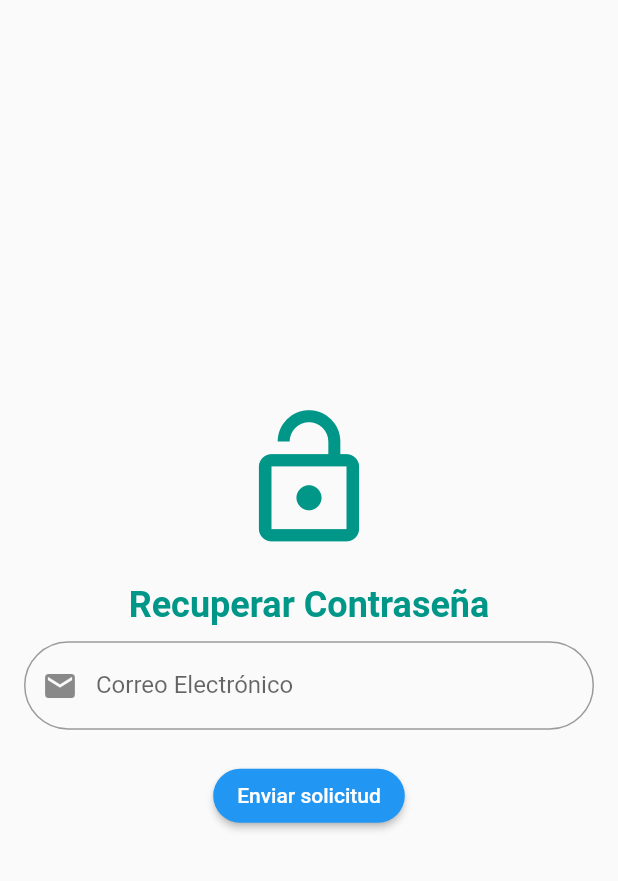
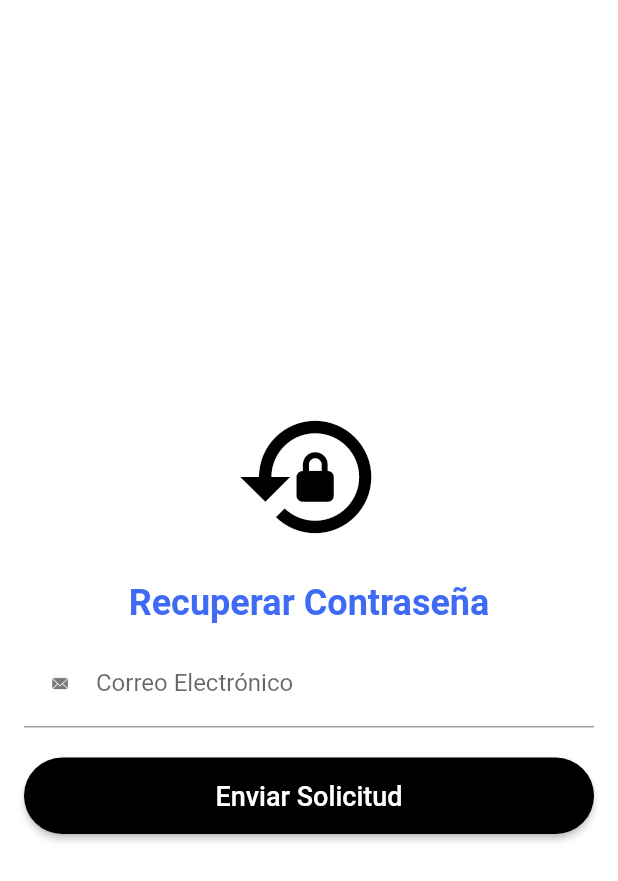
Before and after one commit to ggpachec/PulseraWifiMovil, a Flutter app: the screen it shows after launch, after a tap on "Iniciar Sesión", after a tap on "Iniciar sesión", after a tap on "¿Olvidaste tu contraseña?", on a phone screen of 412 x 824 dp. Shown: the top 881 px of the screen. Run offline on Flutter 3.47's test engine with Material 2 defaults, Android fonts, the phone set to English and light mode, and no system bars; our stand-ins replace flutter_blue_plus, flutter_bluetooth_serial, geolocator, google_maps_flutter, permission_handler.

Commit message:
diseño v2 forgotPassword

```diff
--- a/sensor_app/lib/forgotPassword.dart
+++ b/sensor_app/lib/forgotPassword.dart
@@ -51,7 +51,7 @@ class _ForgotPasswordScreenState extends State<ForgotPasswordScreen> {
   @override
   Widget build(BuildContext context) {
     return Scaffold(
-      //backgroundColor: Colors.white,
+      backgroundColor: Colors.white,
       body: Center(
         child: Padding(
           padding: const EdgeInsets.all(16.0),
@@ -60,34 +60,45 @@ class _ForgotPasswordScreenState extends State<ForgotPasswordScreen> {
             child: Column(
               mainAxisAlignment: MainAxisAlignment.center,
               children: [
-                Icon(Icons.lock_open, size: 100, color: Colors.teal),
+                Icon(Icons.lock_reset, size: 100, color: Colors.black),
                 SizedBox(height: 20),
                 Text(
                   'Recuperar Contraseña',
                   style: TextStyle(
-                      fontSize: 24,
-                      fontWeight: FontWeight.bold,
-                      color: Colors.teal),
+                    fontSize: 24,
+                    fontWeight: FontWeight.bold,
+                    color: Color(0xFF3F6BF4),
+                  ),
                 ),
                 SizedBox(height: 10),
                 TextFormField(
                   controller: _emailController,
                   decoration: InputDecoration(
-                    prefixIcon: Icon(Icons.email),
+                    prefixIcon: Padding(
+                      padding: const EdgeInsets.all(12.0),
+                      child: Image.asset('lib/assets/images/02.png',
+                          width: 24, height: 24),
+                    ),
                     labelText: 'Correo Electrónico',
-                    border: OutlineInputBorder(
-                        borderRadius: BorderRadius.circular(30)),
+                    border: UnderlineInputBorder(),
                   ),
                   validator: _validateEmail,
                 ),
                 SizedBox(height: 20),
-                ElevatedButton(
-                  onPressed: _resetPassword,
-                  child: Text('Enviar solicitud'),
-                  style: ElevatedButton.styleFrom(
-                    //backgroundColor: Colors.teal,
-                    shape: RoundedRectangleBorder(
-                        borderRadius: BorderRadius.circular(30)),
+                SizedBox(
+                  width: double.infinity,
+                  child: ElevatedButton(
+                    onPressed: _resetPassword,
+                    child: Text('Enviar Solicitud',
+                        style: TextStyle(fontSize: 18)),
+                    style: ElevatedButton.styleFrom(
+                      backgroundColor: Colors.black,
+                      foregroundColor: Colors.white,
+                      padding: EdgeInsets.symmetric(vertical: 15),
+                      shape: RoundedRectangleBorder(
+                        borderRadius: BorderRadius.circular(30),
+                      ),
+                    ),
                   ),
                 ),
               ],
--- a/sensor_app/lib/welcome.dart
+++ b/sensor_app/lib/welcome.dart
@@ -4,23 +4,19 @@ class WelcomeScreen extends StatelessWidget {
   @override
   Widget build(BuildContext context) {
     return Scaffold(
-      body: LayoutBuilder(
-        builder: (context, constraints) {
-          return Stack(
+      body: Stack(
         children: [
           Positioned.fill(
             child: Image.asset(
               'lib/assets/images/PANTALLA.png',
               fit: BoxFit.cover,
-                  width: constraints.maxWidth,
-                  height: constraints.maxHeight,
             ),
           ),
           Column(
             mainAxisAlignment: MainAxisAlignment.center,
             children: [
               Spacer(),
-                  Image.asset('lib/assets/images/LOGO2.png',
+              Image.asset('lib/assets/images/LOGO.png',
                   height: 150), // Tamaño aumentado
               SizedBox(height: 20),
               Text(
@@ -42,13 +38,12 @@ class WelcomeScreen extends StatelessWidget {
                         Navigator.pushReplacementNamed(context, '/login');
                       },
                       child: Text('Iniciar Sesión',
-                              style: TextStyle(
-                                  fontSize: 18)), // Tamaño de letra aumentado
+                          style: TextStyle(fontSize: 18)),
                       style: ElevatedButton.styleFrom(
                         backgroundColor: Colors.blue,
                         foregroundColor: Colors.white,
-                            padding: EdgeInsets.symmetric(
-                                horizontal: 40, vertical: 15),
+                        padding:
+                            EdgeInsets.symmetric(horizontal: 40, vertical: 15),
                         shape: RoundedRectangleBorder(
                           borderRadius: BorderRadius.circular(30),
                         ),
@@ -60,12 +55,11 @@ class WelcomeScreen extends StatelessWidget {
                         Navigator.pushNamed(context, '/createAccount');
                       },
                       child: Text('Crear una cuenta',
-                              style: TextStyle(
-                                  fontSize: 18)), // Tamaño de letra aumentado
+                          style: TextStyle(fontSize: 18)),
                       style: OutlinedButton.styleFrom(
                         foregroundColor: Colors.white,
-                            padding: EdgeInsets.symmetric(
-                                horizontal: 40, vertical: 15),
+                        padding:
+                            EdgeInsets.symmetric(horizontal: 40, vertical: 15),
                         side: BorderSide(color: Colors.white),
                         shape: RoundedRectangleBorder(
                           borderRadius: BorderRadius.circular(30),
@@ -79,8 +73,6 @@ class WelcomeScreen extends StatelessWidget {
             ],
           ),
         ],
-          );
-        },
       ),
     );
   }
```
Lines whose indentation alone changed are shown as unchanged.
